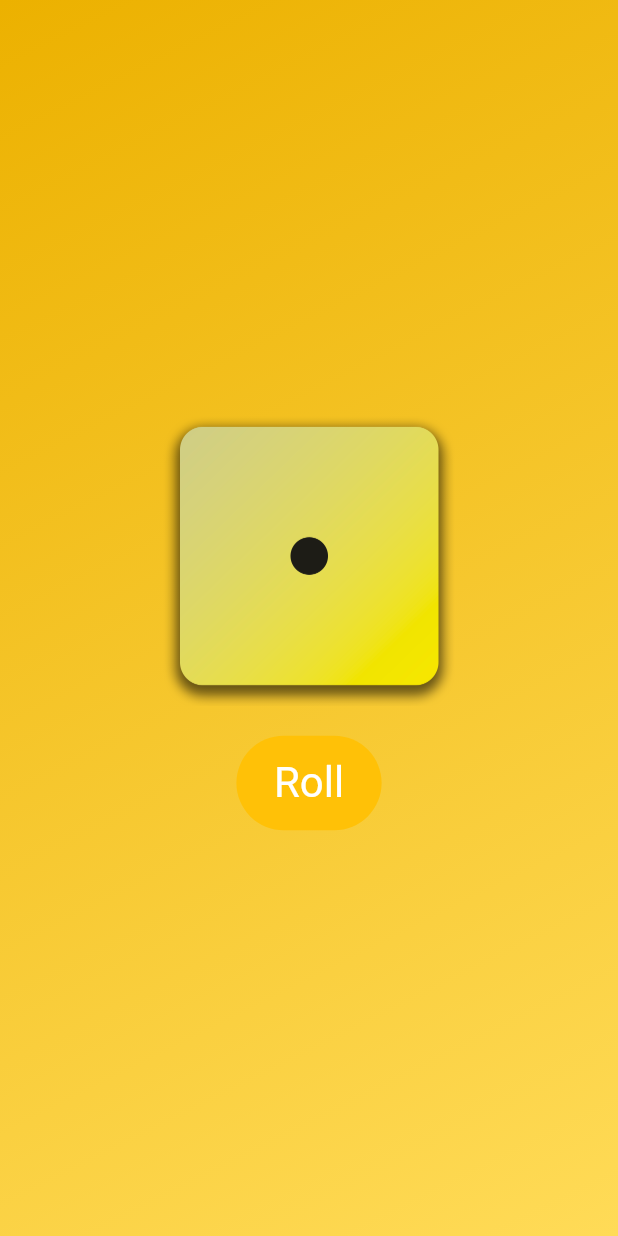
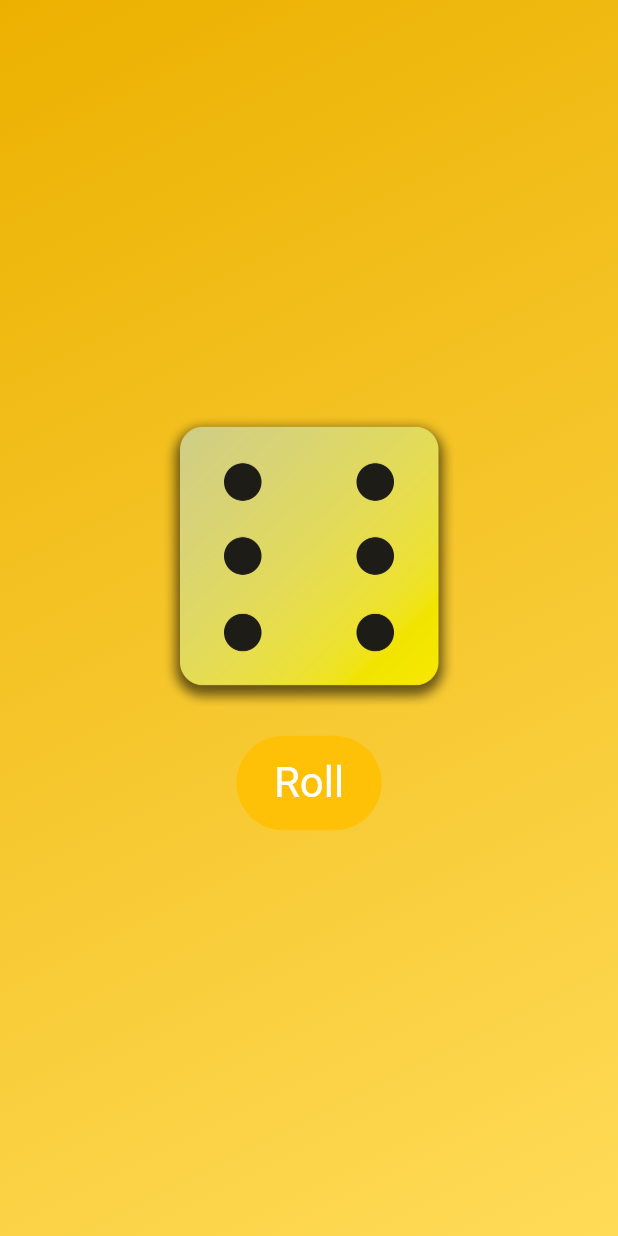
Before and after one commit to dubeyanant/dice-roller, a Flutter app: the screen it shows after launch, on a phone screen of 412 x 824 dp. Run offline on Flutter 3.47's test engine with Material 3 defaults, Android fonts, the phone set to English and light mode, and no system bars.

Commit message:
feat: add dice roller custom class

```diff
--- /dev/null
+++ b/lib/dice_roller.dart
@@ -0,0 +1,56 @@
+import 'package:flutter/material.dart';
+import 'dart:math';
+
+final randomizer = Random();
+
+class DiceRoller extends StatefulWidget {
+  const DiceRoller({super.key});
+
+  @override
+  State<DiceRoller> createState() {
+    return _DiceRollerState();
+  }
+}
+
+class _DiceRollerState extends State<DiceRoller> {
+  var currentDiceRoll = 6;
+
+  void rollDice() {
+    setState(() {
+      currentDiceRoll = randomizer.nextInt(5) + 1;
+    });
+  }
+
+  @override
+  Widget build(BuildContext context) {
+    return Column(
+      mainAxisSize: MainAxisSize.min,
+      children: [
+        Image.asset(
+          "assets/images/dice-$currentDiceRoll.png",
+          width: 200,
+        ),
+        const SizedBox(
+          height: 20,
+        ),
+        TextButton(
+          onPressed: rollDice,
+          style: TextButton.styleFrom(
+            padding: const EdgeInsets.only(
+              top: 15,
+              bottom: 15,
+              left: 25,
+              right: 25,
+            ),
+            foregroundColor: Colors.white,
+            backgroundColor: Colors.amber,
+            textStyle: const TextStyle(
+              fontSize: 28,
+            ),
+          ),
+          child: const Text("Roll"),
+        )
+      ],
+    );
+  }
+}
--- a/lib/gradient_container.dart
+++ b/lib/gradient_container.dart
@@ -1,4 +1,5 @@
 import 'package:flutter/material.dart';
+import 'package:dice/dice_roller.dart';
 
 var startAlignment = Alignment.topLeft;
 var endAlignment = Alignment.bottomRight;
@@ -11,10 +12,6 @@ class GradientContainer extends StatelessWidget {
 
   final Color startColor, endColor;
 
-  void rollDice() {
-    // ...
-  }
-
   @override
   Widget build(BuildContext context) {
     return Container(
@@ -25,36 +22,8 @@ class GradientContainer extends StatelessWidget {
           end: endAlignment,
         ),
       ),
-      child: Center(
-        child: Column(
-          mainAxisSize: MainAxisSize.min,
-          children: [
-            Image.asset(
-              "assets/images/dice-1.png",
-              width: 200,
-            ),
-            const SizedBox(
-              height: 20,
-            ),
-            TextButton(
-              onPressed: rollDice,
-              style: TextButton.styleFrom(
-                padding: const EdgeInsets.only(
-                  top: 15,
-                  bottom: 15,
-                  left: 25,
-                  right: 25,
-                ),
-                foregroundColor: Colors.white,
-                backgroundColor: Colors.amber,
-                textStyle: const TextStyle(
-                  fontSize: 28,
-                ),
-              ),
-              child: const Text("Roll"),
-            )
-          ],
-        ),
+      child: const Center(
+        child: DiceRoller(),
       ),
     );
   }
```
